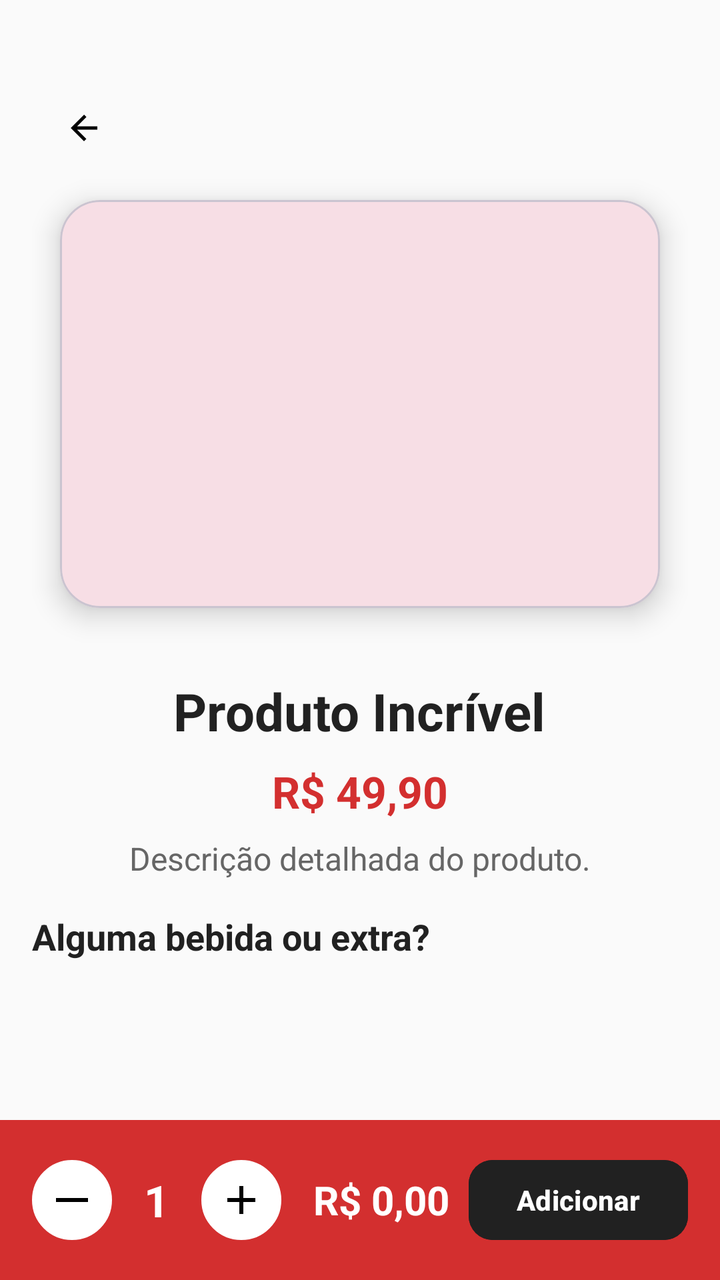
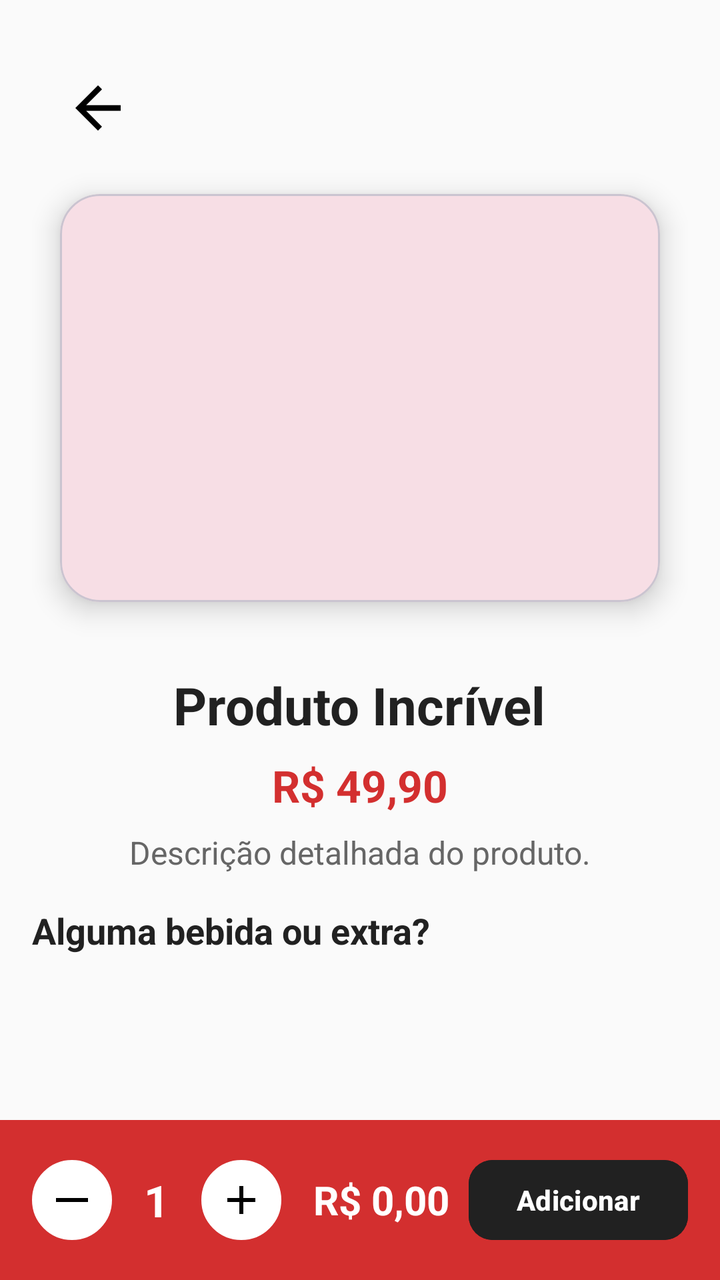

An Android layout rendered at two revisions. The XML below is the earlier revision; the diff shows what the commit changed to produce the second picture.
<!-- AndroidManifest.xml: application theme Theme.Apkstelladitalia20 -->
<!-- res/layout/activity_detalhes_produto.xml -->
<androidx.coordinatorlayout.widget.CoordinatorLayout
    xmlns:android="http://schemas.android.com/apk/res/android"
    xmlns:app="http://schemas.android.com/apk/res-auto"
    xmlns:tools="http://schemas.android.com/tools"
    android:layout_width="match_parent"
    android:layout_height="match_parent"
    android:background="#FAFAFA"
    tools:context=".activity.DetalhesProdutoActivity">

    <ScrollView
        android:layout_width="match_parent"
        android:layout_height="match_parent"
        android:fillViewport="true">

        <LinearLayout
            android:layout_width="match_parent"
            android:layout_height="wrap_content"
            android:orientation="vertical"
            android:padding="16dp"
            android:gravity="center_horizontal">
            <include
                android:id="@+id/includeToolbar"
                layout="@layout/toolbar_layout"
                android:layout_marginTop="30dp"
                android:layout_width="match_parent"
                android:layout_height="wrap_content" />


            
            <com.google.android.material.card.MaterialCardView
                android:layout_width="match_parent"
                android:layout_height="240dp"
                app:cardCornerRadius="20dp"
                app:cardElevation="8dp"
                app:cardUseCompatPadding="true"
                android:layout_marginBottom="16dp">

                <ImageView
                    android:id="@+id/imagemProduto"
                    android:layout_width="match_parent"
                    android:layout_height="match_parent"
                    android:scaleType="centerCrop"
                    android:contentDescription="Imagem do Produto" />
            </com.google.android.material.card.MaterialCardView>

            
            <TextView
                android:id="@+id/nomeProduto"
                android:layout_width="wrap_content"
                android:layout_height="wrap_content"
                android:text="Produto Incrível"
                android:textSize="26sp"
                android:textStyle="bold"
                android:textColor="#212121"
                android:gravity="center"
                android:layout_marginBottom="8dp" />

            
            <TextView
                android:id="@+id/precoProduto"
                android:layout_width="wrap_content"
                android:layout_height="wrap_content"
                android:text="R$ 49,90"
                android:textSize="22sp"
                android:textStyle="bold"
                android:textColor="#D32F2F"
                android:gravity="center"
                android:layout_marginBottom="8dp" />

            
            <TextView
                android:id="@+id/descricaoProduto"
                android:layout_width="match_parent"
                android:layout_height="wrap_content"
                android:text="Descrição detalhada do produto."
                android:textSize="16sp"
                android:textColor="#666666"
                android:gravity="center"
                android:layout_marginBottom="16dp"
                android:lineSpacingExtra="4dp" />

            
            <TextView
                android:id="@+id/tituloAdicionais"
                android:layout_width="match_parent"
                android:layout_height="wrap_content"
                android:text="Alguma bebida ou extra?"
                android:textSize="18sp"
                android:textStyle="bold"
                android:textColor="#212121"
                android:layout_marginBottom="8dp" />

            
            <androidx.recyclerview.widget.RecyclerView
                android:id="@+id/recyclerAdicionais"
                android:layout_width="match_parent"
                android:layout_height="wrap_content"
                android:paddingBottom="100dp"
                tools:listitem="@layout/item_adicional" />

        </LinearLayout>
    </ScrollView>


    <LinearLayout
        android:layout_width="match_parent"
        android:layout_height="wrap_content"
        android:layout_gravity="bottom"
        android:gravity="center_vertical"
        android:orientation="horizontal"
        android:padding="16dp"
        android:background="#D32F2F">

        
        <ImageButton
            android:id="@+id/btnRemover"
            android:layout_width="40dp"
            android:layout_height="40dp"
            android:backgroundTint="@android:color/white"
            android:background="@drawable/bg_circle_white"
            android:src="@drawable/ic_remove"
            android:contentDescription="Remover item" />

        
        <TextView
            android:id="@+id/quantidadeProduto"
            android:layout_width="wrap_content"
            android:layout_height="wrap_content"
            android:text="1"
            android:textSize="22sp"
            android:textStyle="bold"
            android:textColor="#FFFFFF"
            android:paddingHorizontal="16dp" />

        
        <ImageButton
            android:id="@+id/btnAdicionar"
            android:layout_width="40dp"
            android:layout_height="40dp"
            android:backgroundTint="@android:color/white"
            android:background="@drawable/bg_circle_white"
            android:src="@drawable/ic_add"
            android:contentDescription="Adicionar item" />

        
        <TextView
            android:id="@+id/precoTotal"
            android:layout_width="wrap_content"
            android:layout_height="wrap_content"
            android:text="R$ 0,00"
            android:textSize="20sp"
            android:textStyle="bold"
            android:textColor="#FFFFFF"
            android:layout_marginStart="16dp"
            android:layout_weight="1" />

        
        <Button
            android:id="@+id/btnConfirmarPedido"
            android:layout_width="wrap_content"
            android:layout_height="wrap_content"
            android:text="Adicionar"
            android:textStyle="bold"
            android:textColor="@android:color/white"
            android:backgroundTint="#212121"
            app:cornerRadius="12dp" />
    </LinearLayout>

</androidx.coordinatorlayout.widget.CoordinatorLayout>
<!-- res/layout/toolbar_layout.xml (included above) -->
<?xml version="1.0" encoding="utf-8"?>
<androidx.constraintlayout.widget.ConstraintLayout
    xmlns:android="http://schemas.android.com/apk/res/android"
    xmlns:app="http://schemas.android.com/apk/res-auto"
    android:layout_width="match_parent"
    android:layout_height="?attr/actionBarSize"
    android:background="@android:color/transparent"
    android:paddingStart="8dp"
    android:paddingEnd="8dp">

    <ImageView
        android:id="@+id/btnVoltar"
        android:layout_width="36dp"
        android:layout_height="36dp"
        android:padding="8dp"
        android:src="@drawable/ic_arrow_back"
        android:contentDescription="Voltar"
        android:clickable="true"
        android:focusable="true"
        android:background="?attr/selectableItemBackgroundBorderless"
        app:layout_constraintBottom_toBottomOf="parent"
        app:layout_constraintTop_toTopOf="parent"
        app:layout_constraintStart_toStartOf="parent"
        app:tint="@android:color/black" />


    <TextView
        android:id="@+id/toolbarTitle"
        android:layout_width="wrap_content"
        android:layout_height="wrap_content"

        android:textSize="20sp"
        android:textStyle="bold"
        app:layout_constraintBottom_toBottomOf="parent"
        app:layout_constraintEnd_toEndOf="parent"
        app:layout_constraintHorizontal_bias="0.0"
        app:layout_constraintStart_toEndOf="@id/btnVoltar"
        app:layout_constraintTop_toTopOf="parent"
        app:layout_constraintVertical_bias="0.513" />
</androidx.constraintlayout.widget.ConstraintLayout>
<!-- res/layout/item_adicional.xml (included above) -->
<?xml version="1.0" encoding="utf-8"?>
<LinearLayout xmlns:android="http://schemas.android.com/apk/res/android"
    android:layout_width="match_parent"
    android:layout_height="wrap_content"
    android:orientation="horizontal"
    android:padding="16dp"
    android:background="@drawable/bg_card_gourmet"
    android:gravity="center_vertical">

    
    <ImageView
        android:id="@+id/imgAdicional"
        android:layout_width="60dp"
        android:layout_height="60dp"
        android:scaleType="centerCrop"
        android:background="@drawable/bg_categoria_circle"
        android:src="@drawable/ic_bebidas" />

    
    <TextView
        android:id="@+id/txtNomeAdicional"
        android:layout_width="0dp"
        android:layout_height="wrap_content"
        android:layout_weight="1"
        android:paddingStart="12dp"
        android:text="Refrigerante 350ml"
        android:textSize="16sp"
        android:textColor="@android:color/black"
        android:fontFamily="@font/poppins_medium" />

    
    <TextView
        android:id="@+id/txtPrecoAdicional"
        android:layout_width="wrap_content"
        android:layout_height="wrap_content"
        android:text="R$ 4,99"
        android:textSize="14sp"
        android:textColor="@color/colorPrimary"
        android:fontFamily="@font/poppins_medium" />

</LinearLayout>
<!-- resources referenced by this layout -->
<resources>
  <color name="colorPrimary">#C62828</color>
  <!-- drawable bg_card_gourmet (drawable) -->
  <shape xmlns:android="http://schemas.android.com/apk/res/android"
      android:shape="rectangle">
      <solid android:color="#FFFFFF"/>
      <corners android:radius="20dp"/>
      <stroke android:width="1dp" android:color="#E0E0E0"/>
  </shape>
  <!-- drawable bg_categoria_circle (drawable) -->
  <?xml version="1.0" encoding="utf-8"?>
  <shape xmlns:android="http://schemas.android.com/apk/res/android"
      android:shape="oval">
      <solid android:color="#FFF5E9" />
      <size
          android:width="72dp"
          android:height="72dp" />
  </shape>
  <!-- drawable bg_circle_white (drawable) -->
  <shape xmlns:android="http://schemas.android.com/apk/res/android"
      android:shape="oval">
  
      <solid android:color="@android:color/white" />
  
      <size
          android:width="40dp"
          android:height="40dp" />
  
      <stroke
          android:width="1dp"
          android:color="#DDDDDD" />
  </shape>
  <!-- drawable ic_add (drawable) -->
  <vector xmlns:android="http://schemas.android.com/apk/res/android" android:height="24dp" android:tint="#000000" android:viewportHeight="24" android:viewportWidth="24" android:width="24dp">
        
      <path android:fillColor="@android:color/white" android:pathData="M19,13h-6v6h-2v-6H5v-2h6V5h2v6h6v2z"/>
      
  </vector>
  <!-- drawable ic_arrow_back (drawable) -->
  <vector xmlns:android="http://schemas.android.com/apk/res/android" android:autoMirrored="true" android:height="24dp" android:tint="#000000" android:viewportHeight="24" android:viewportWidth="24" android:width="24dp">
        
      <path android:fillColor="@android:color/white" android:pathData="M20,11H7.83l5.59,-5.59L12,4l-8,8 8,8 1.41,-1.41L7.83,13H20v-2z"/>
      
  </vector>
  <!-- drawable ic_bebidas (drawable) -->
  <vector xmlns:android="http://schemas.android.com/apk/res/android"
      android:width="24dp" android:height="24dp"
      android:viewportWidth="24" android:viewportHeight="24">
      <path
          android:fillColor="#B00020"
          android:pathData="M8,2v2h8v-2h-8zm1,4l1,14h4l1-14h-6zm2,2h2v10h-2v-10z" />
  </vector>
  <!-- drawable ic_remove (drawable) -->
  <vector xmlns:android="http://schemas.android.com/apk/res/android" android:height="24dp" android:tint="#000000" android:viewportHeight="24" android:viewportWidth="24" android:width="24dp">
        
      <path android:fillColor="@android:color/white" android:fillType="evenOdd" android:pathData="M4,11h16v2h-16z"/>
      
  </vector>
  <style name="Theme.Apkstelladitalia20" parent="Theme.Material3.DayNight.NoActionBar">
          <item name="colorPrimary">@color/colorPrimary</item>
          <item name="colorPrimaryVariant">@color/colorPrimaryDark</item>
          <item name="colorOnPrimary">@android:color/white</item>
          <item name="android:statusBarColor">@color/colorPrimaryDark</item>
          <item name="android:navigationBarColor">@color/colorPrimary</item>
      </style>
  <color name="colorPrimaryDark">#8E0000</color>
</resources>

<!-- the commit's change to res/layout/activity_detalhes_produto.xml (unified diff, before → after) -->
@@ -21,7 +21,7 @@
             <include
                 android:id="@+id/includeToolbar"
                 layout="@layout/toolbar_layout"
-                android:layout_marginTop="30dp"
+
                 android:layout_width="match_parent"
                 android:layout_height="wrap_content" />
 
@@ -180,13 +180,15 @@
 
     <ImageView
         android:id="@+id/btnVoltar"
-        android:layout_width="36dp"
-        android:layout_height="36dp"
+        android:layout_width="50dp"
+        android:layout_height="50dp"
+        android:layout_marginTop="13dp"
         android:padding="8dp"
         android:src="@drawable/ic_arrow_back"
         android:contentDescription="Voltar"
         android:clickable="true"
         android:focusable="true"
+
         android:background="?attr/selectableItemBackgroundBorderless"
         app:layout_constraintBottom_toBottomOf="parent"
         app:layout_constraintTop_toTopOf="parent"
